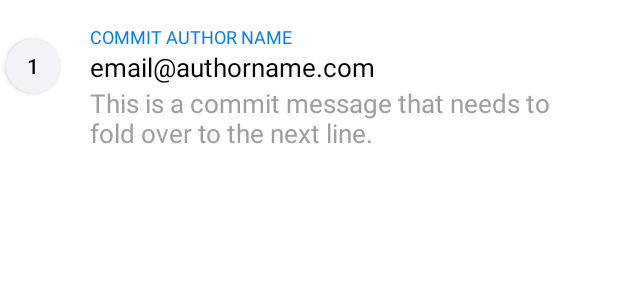
After one commit to LucasMsk/GitReSearch, an Android app: the layout rv_commit_item.xml on its own in the app's theme, with its tools: preview values and no code run, on a phone screen of 412 x 824 dp. The commit adds this screen. Shown: the top 300 px of the screen. Run offline under Robolectric (Android 15) with nearby library versions, the phone set to English and light mode, and no system bars.

Commit message:
UI for commits recycler view item

```diff
--- a/app/src/main/res/drawable/shape_circle.xml
+++ b/app/src/main/res/drawable/shape_circle.xml
@@ -1,5 +1,5 @@
 <?xml version="1.0" encoding="utf-8"?>
 <shape xmlns:android="http://schemas.android.com/apk/res/android" android:shape="rectangle">
-    <solid android:color="#f2f2f7"/>
+    <solid android:color="@color/colorDetails"/>
     <corners android:radius="40dp"/>
 </shape>
--- a/app/src/main/res/drawable/shape_round.xml
+++ b/app/src/main/res/drawable/shape_round.xml
@@ -1,5 +1,5 @@
 <?xml version="1.0" encoding="utf-8"?>
 <shape xmlns:android="http://schemas.android.com/apk/res/android" android:shape="rectangle">
-    <solid android:color="#f2f2f7"/>
+    <solid android:color="@color/colorLight"/>
     <corners android:radius="10dp"/>
 </shape>
--- /dev/null
+++ b/app/src/main/res/layout/rv_commit_item.xml
@@ -0,0 +1,69 @@
+<?xml version="1.0" encoding="utf-8"?>
+<RelativeLayout xmlns:android="http://schemas.android.com/apk/res/android"
+    xmlns:app="http://schemas.android.com/apk/res-auto"
+    xmlns:tools="http://schemas.android.com/tools"
+    android:layout_width="match_parent"
+    android:layout_height="match_parent">
+
+    <Button
+        android:id="@+id/btn_commit_number"
+        android:layout_width="36dp"
+        android:layout_height="36dp"
+        android:layout_marginStart="4dp"
+        android:layout_marginLeft="4dp"
+        android:layout_marginRight="20dp"
+        android:layout_marginEnd="20dp"
+        android:layout_marginTop="26dp"
+        android:background="@drawable/shape_circle"
+        app:backgroundTint="@color/colorDetails"
+        tools:text="1"
+        android:textColor="@color/black"
+        android:textAlignment="center"
+        android:gravity="center"
+        android:padding="0dp"
+        android:clickable="false"/>
+
+    <TextView
+        android:id="@+id/txt_commit_authorName"
+        android:layout_width="wrap_content"
+        android:layout_height="wrap_content"
+        android:layout_marginTop="16dp"
+        android:lineSpacingExtra="2sp"
+        android:textColor="#007aff"
+        android:textSize="12sp"
+        android:textStyle="normal"
+        android:layout_marginRight="16dp"
+        android:layout_marginEnd="16dp"
+        tools:text="COMMIT AUTHOR NAME"
+        android:layout_alignParentTop="true"
+        android:layout_toRightOf="@id/btn_commit_number"/>
+
+    <TextView
+        android:id="@+id/txt_commit_authorEmail"
+        android:layout_width="wrap_content"
+        android:layout_height="wrap_content"
+        android:textStyle="normal"
+        android:textSize="17sp"
+        android:textColor="@color/black"
+        android:lineSpacingExtra="5sp"
+        android:layout_marginRight="16dp"
+        android:layout_marginEnd="16dp"
+        tools:text="email@authorname.com"
+        android:layout_below="@id/txt_commit_authorName"
+        android:layout_toRightOf="@id/btn_commit_number"/>
+
+    <TextView
+        android:id="@+id/txt_commit_msg"
+        android:layout_width="wrap_content"
+        android:layout_height="wrap_content"
+        android:textStyle="normal"
+        android:textSize="17sp"
+        android:textColor="#9e9e9e"
+        tools:text="This is a commit message that needs to fold over to the next line."
+        android:layout_below="@id/txt_commit_authorEmail"
+        android:layout_toRightOf="@id/btn_commit_number"
+        android:layout_marginRight="16dp"
+        android:layout_marginEnd="16dp"
+        android:paddingBottom="12dp"/>
+
+</RelativeLayout>
```
